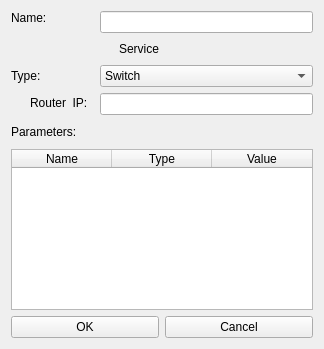
Before: the Qt Designer form DCGUI/Windows/TenantSwitch.ui in DanielZorin/DataCenters, drawn with Qt 5.
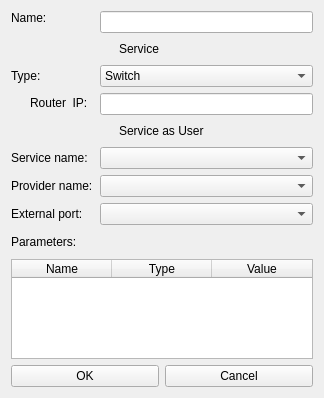
After: the same form once the commit is applied. Icons and pictures are not drawn.

Commit message: New tenant XML format implemented

Patch:
```diff
--- a/DCGUI/Windows/TenantSwitch.ui
+++ b/DCGUI/Windows/TenantSwitch.ui
@@ -7,7 +7,7 @@
     <x>0</x>
     <y>0</y>
     <width>324</width>
-    <height>349</height>
+    <height>398</height>
    </rect>
   </property>
   <property name="windowTitle">
@@ -98,6 +98,43 @@
        <item row="4" column="1">
         <widget class="QLineEdit" name="ip"/>
        </item>
+       <item row="6" column="1">
+        <widget class="QCheckBox" name="serviceasuser">
+         <property name="text">
+          <string>Service as User</string>
+         </property>
+        </widget>
+       </item>
+       <item row="9" column="1">
+        <widget class="QComboBox" name="port"/>
+       </item>
+       <item row="7" column="0">
+        <widget class="QLabel" name="label_2">
+         <property name="text">
+          <string>Service name:</string>
+         </property>
+        </widget>
+       </item>
+       <item row="8" column="0">
+        <widget class="QLabel" name="label_5">
+         <property name="text">
+          <string>Provider name:</string>
+         </property>
+        </widget>
+       </item>
+       <item row="9" column="0">
+        <widget class="QLabel" name="label_6">
+         <property name="text">
+          <string>External port:</string>
+         </property>
+        </widget>
+       </item>
+       <item row="7" column="1">
+        <widget class="QComboBox" name="servicename"/>
+       </item>
+       <item row="8" column="1">
+        <widget class="QComboBox" name="provider"/>
+       </item>
       </layout>
      </item>
      <item>
```
Left out of the diff: 21 changed lines with no effect on the pictures. The commit also changes 7 other files.
